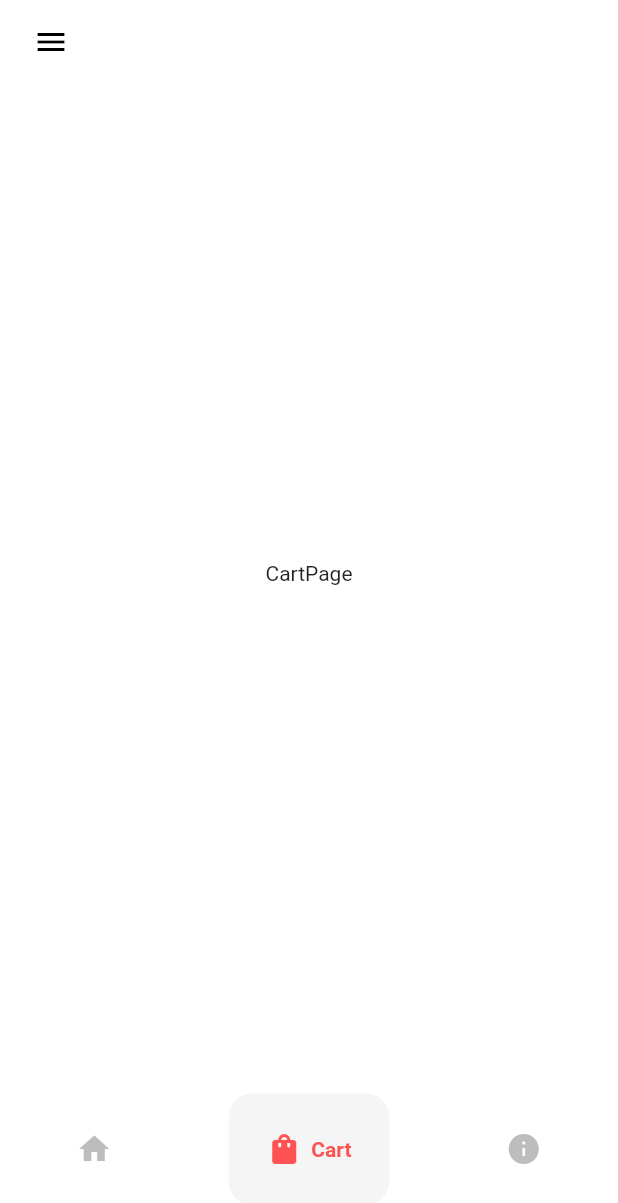
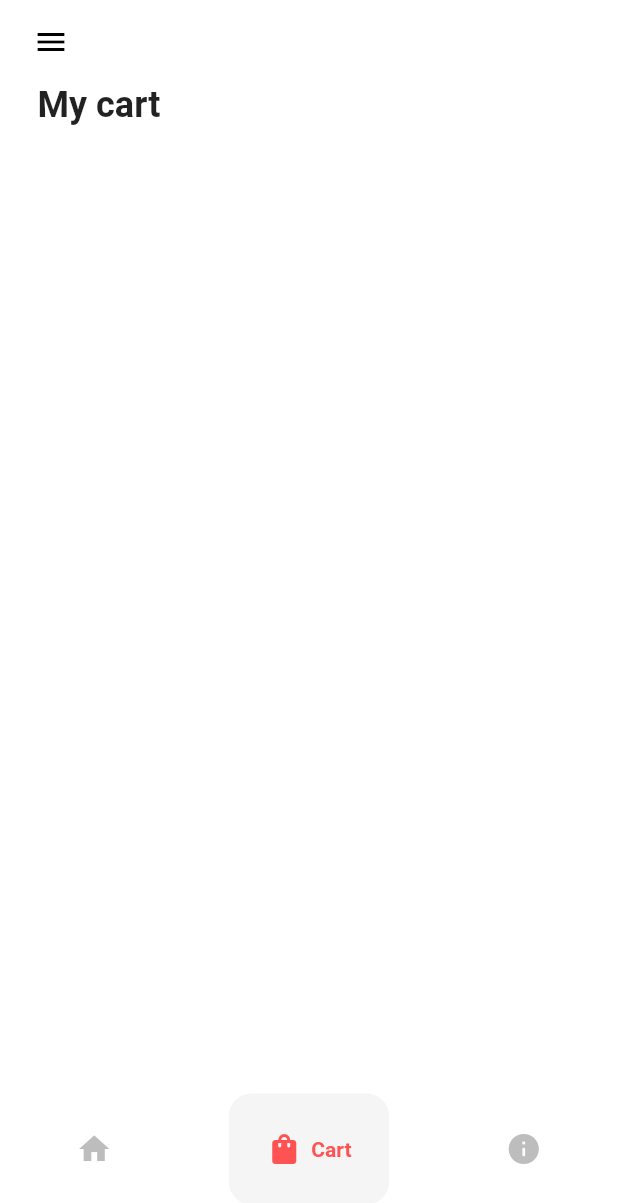
Before and after one commit to thuanphatt/ecommerce-shop, a Flutter app: the HomePage screen opened directly, item 2 of the bottom bar chosen, on a phone screen of 412 x 824 dp. Shown: the top 1203 px of the screen. Run offline on Flutter 3.47's test engine with Material 2 defaults, Android fonts, the phone set to English and light mode, and no system bars; drawn by our look-alikes of google_nav_bar.

Commit message:
build cart page #1

```diff
--- a/lib/models/cart.dart
+++ b/lib/models/cart.dart
@@ -4,26 +4,25 @@ import 'package:flutter/material.dart';
 class Cart extends ChangeNotifier {
   List<Product> products = [
     Product(
-        name: 'Shirt',
+        name: 'Flannel Shirt',
         price: '500',
         description: 'Best seller shirt in the year',
         imgPath: 'assets/images/2.png'),
     Product(
-        name: "T-Shirt",
+        name: "Face Tee",
         price: "1000",
         description: "All cotton classic Supreme t-shirt with printed graphic ",
         imgPath: 'assets/images/3.png'),
     Product(
-        name: "Jean",
+        name: "Chain Zippo®",
         price: "2000",
-        description:
-            "All cotton 13 oz. denim with zip-off flannel shirtsleeves at waist",
-        imgPath: "assets/images/4.png"),
+        description: "Zippo® with debossed logo and removable 20 chain.",
+        imgPath: "assets/images/5.png"),
     Product(
-        name: "Track Pant",
-        price: "2200",
+        name: "Field Backpack",
+        price: "5500",
         description: "Water resistant nylon ripstop with embroidered pattern",
-        imgPath: "assets/images/5.png")
+        imgPath: "assets/images/7.png")
   ];
   // list of products in user cart
   List<Product> userCart = [];
@@ -33,7 +32,7 @@ class Cart extends ChangeNotifier {
   }
 
   // get cart
-  List<Product> getCart() {
+  List<Product> getUserCart() {
     return userCart;
   }
 
--- a/lib/pages/cart_page.dart
+++ b/lib/pages/cart_page.dart
@@ -1,4 +1,9 @@
+import 'package:ecommerce_shop/models/cart.dart';
+import 'package:ecommerce_shop/models/product.dart';
 import 'package:flutter/material.dart';
+import 'package:provider/provider.dart';
+
+import '../components/cart_item.dart';
 
 class CartPage extends StatefulWidget {
   const CartPage({super.key});
@@ -10,6 +15,30 @@ class CartPage extends StatefulWidget {
 class _CartPageState extends State<CartPage> {
   @override
   Widget build(BuildContext context) {
-    return const Center(child: Text('CartPage'));
+    return Consumer<Cart>(
+      builder: (context, value, child) => Padding(
+        padding: const EdgeInsets.symmetric(horizontal: 25.0),
+        child: Column(
+          crossAxisAlignment: CrossAxisAlignment.start,
+          children: [
+            Text(
+              'My cart',
+              style: TextStyle(fontSize: 24, fontWeight: FontWeight.bold),
+            ),
+            SizedBox(height: 10.0),
+            Expanded(
+                child: ListView.builder(
+              itemCount: value.getUserCart().length,
+              itemBuilder: (context, index) {
+                Product individuaProduct = value.getUserCart()[index];
+                return CartItem(
+                  product: individuaProduct,
+                );
+              },
+            ))
+          ],
+        ),
+      ),
+    );
   }
 }
```
Also changed, not shown: lib/components/cart_item.dart (added, +45 -0 lines), assets/images/5.png.
